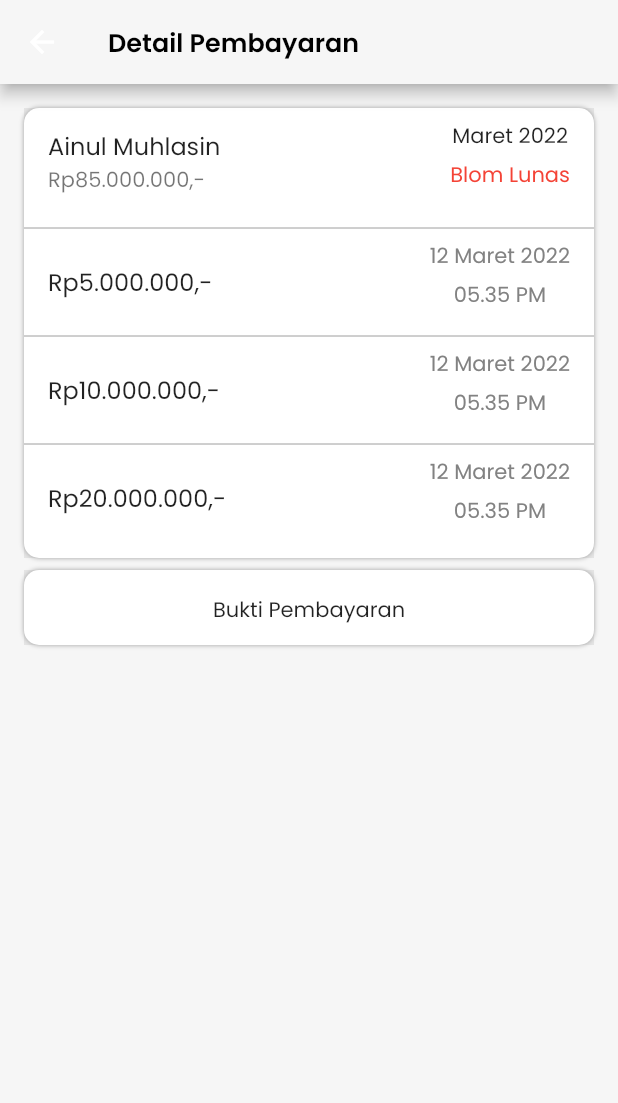
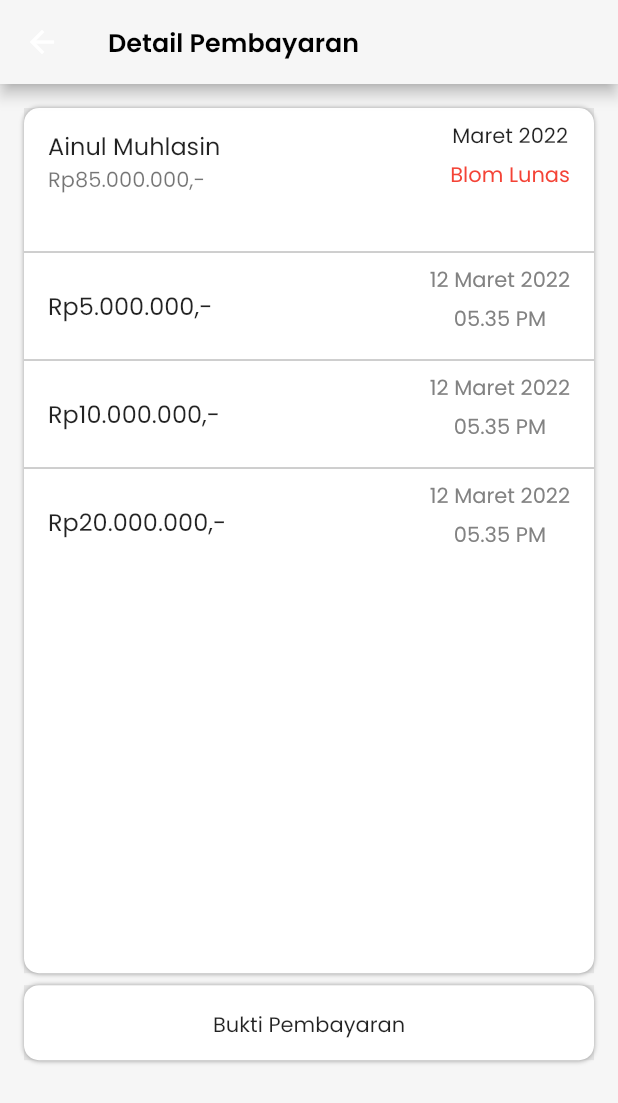
Before and after one commit to AinulM02/WORM, a Flutter app: the screen it shows after launch, item 3 of the bottom bar chosen, after a tap on "Maret 2022", on a phone screen of 412 x 824 dp. Shown: the top 1103 px of the screen. Run offline on Flutter 3.47's test engine with Material 2 defaults, Android fonts, the phone set to English and light mode, and no system bars; our stand-ins replace date_time_picker, getwidget; missing offline and left inert: slide_digital_clock.

Commit message:
layout-height

```diff
--- a/dart/lib/main.dart
+++ b/dart/lib/main.dart
@@ -1,6 +1,4 @@
 import 'package:flutter/material.dart';
-import 'package:worm/page/jadwalPage.dart';
-import 'package:worm/page/tambahJadwal.dart';
 import 'package:worm/widgets/navbar.dart';
 
 void main() {
--- a/dart/lib/page/detailPayment.dart
+++ b/dart/lib/page/detailPayment.dart
@@ -1,8 +1,7 @@
-import 'package:worm/page/payment.dart';
+// ignore_for_file: camel_case_types
+
 import 'package:flutter/material.dart';
-import 'package:worm/widgets/navbar.dart';
 
-// import 'package:flutter/src/widgets/container.dart';
 
 class detailPayment extends StatefulWidget {
   const detailPayment({Key? key}) : super(key: key);
@@ -26,15 +25,14 @@ class _detailPayment extends State<detailPayment> {
             fontWeight: FontWeight.w600,
           ),
         ),
-        backgroundColor: Color.fromRGBO(246, 246, 246, 1),
+        backgroundColor: const Color.fromRGBO(246, 246, 246, 1),
       ),
       body: ListView(children: <Widget>[
-        Padding(padding: const EdgeInsets.all(8)),
+        const Padding(padding: EdgeInsets.all(8)),
         Container(
-          margin: EdgeInsets.only(right: 16, left: 16, bottom: 8),
-          height: 300,
-          width: 400,
-          color: Color(0xFFe5e5e5),
+          margin: const EdgeInsets.only(right: 16, left: 16, bottom: 8),
+          height: MediaQuery.of(context).size.height * 0.7,
+          color: const Color(0xFFe5e5e5),
           child: Container(
             decoration: BoxDecoration(
               color: Colors.white,
@@ -50,8 +48,8 @@ class _detailPayment extends State<detailPayment> {
             child: ListView(
               children: [
                 ListTile(
-                  title: Text("Ainul Muhlasin"),
-                  subtitle: Text(
+                  title: const Text("Ainul Muhlasin"),
+                  subtitle: const Text(
                     "Rp85.000.000,-",
                     maxLines: 2,
                     overflow: TextOverflow.ellipsis,
@@ -60,7 +58,7 @@ class _detailPayment extends State<detailPayment> {
                     mainAxisSize: MainAxisSize.min,
                     children: <Widget>[
                       Column(
-                        children: [
+                        children: const [
                           Text("Maret 2022"),
                           SizedBox(
                             height: 5,
@@ -74,16 +72,17 @@ class _detailPayment extends State<detailPayment> {
                     ],
                   ),
                 ),
-                Divider(
+                const Padding(padding: EdgeInsets.all(8)),
+                const Divider(
                   color: Colors.grey,
                 ),
                 ListTile(
-                  title: Text("Rp5.000.000,-"),
+                  title: const Text("Rp5.000.000,-"),
                   trailing: Row(
                     mainAxisSize: MainAxisSize.min,
                     children: <Widget>[
                       Column(
-                        children: [
+                        children: const [
                           Text("12 Maret 2022",
                               style: TextStyle(color: Color(0xFF828282))),
                           SizedBox(
@@ -98,7 +97,7 @@ class _detailPayment extends State<detailPayment> {
                     ],
                   ),
                 ),
-                Divider(
+                const Divider(
                   color: Colors.grey,
                 ),
                 ListTile(
@@ -107,7 +106,7 @@ class _detailPayment extends State<detailPayment> {
                     mainAxisSize: MainAxisSize.min,
                     children: <Widget>[
                       Column(
-                        children: [
+                        children: const [
                           Text("12 Maret 2022",
                               style: TextStyle(color: Color(0xFF828282))),
                           SizedBox(
@@ -122,7 +121,7 @@ class _detailPayment extends State<detailPayment> {
                     ],
                   ),
                 ),
-                Divider(
+                const Divider(
                   color: Colors.grey,
                 ),
                 ListTile(
@@ -131,7 +130,7 @@ class _detailPayment extends State<detailPayment> {
                       mainAxisSize: MainAxisSize.min,
                       children: <Widget>[
                         Column(
-                          children: [
+                          children: const [
                             Text("12 Maret 2022",
                                 style: TextStyle(color: Color(0xFF828282))),
                             SizedBox(
@@ -151,10 +150,9 @@ class _detailPayment extends State<detailPayment> {
           ),
         ),
         Container(
-          margin: EdgeInsets.only(right: 16, left: 16),
+          margin: const EdgeInsets.only(right: 16, left: 16),
           height: 50,
-          width: 400,
-          color: Color(0xFFe5e5e5),
+          color: const Color(0xFFe5e5e5),
           child: Container(
               decoration: BoxDecoration(
                 color: Colors.white,
@@ -168,8 +166,8 @@ class _detailPayment extends State<detailPayment> {
                 ],
               ),
               child: Column(
-                children: [
-                  const SizedBox(
+                children: const [
+                  SizedBox(
                     height: 16,
                   ),
                   Text(
--- a/dart/lib/page/jadwalPage.dart
+++ b/dart/lib/page/jadwalPage.dart
@@ -1,3 +1,5 @@
+// ignore_for_file: camel_case_types
+
 import 'package:flutter/material.dart';
 import 'package:worm/page/tambahJadwal.dart';
 import 'package:getwidget/getwidget.dart';
@@ -18,7 +20,7 @@ class _jadwalPageState extends State<jadwalPage> {
         const Padding(padding: EdgeInsets.all(18.0)),
         Container(
           margin: const EdgeInsets.only(right: 16, left: 16),
-          height: 87,
+          height: MediaQuery.of(context).size.height * 0.10,
           decoration: BoxDecoration(
             color: Colors.white,
             borderRadius: BorderRadius.circular(10),
@@ -59,7 +61,7 @@ class _jadwalPageState extends State<jadwalPage> {
         const Padding(padding: EdgeInsets.only(top: 8)),
         Container(
           margin: const EdgeInsets.only(right: 16, left: 16),
-          height: 486,
+          height: MediaQuery.of(context).size.height * 0.732,
           decoration: BoxDecoration(
             color: Colors.white,
             borderRadius: BorderRadius.circular(10),
@@ -84,8 +86,8 @@ class _jadwalPageState extends State<jadwalPage> {
                 ),
               ),
               ListTile(
-                title: Text("Progres 1"),
-                subtitle: Text(
+                title: const Text("Progres 1"),
+                subtitle: const Text(
                   "Progres sudah selesai",
                 ),
                 trailing: Text("10.00 PM"),
--- a/dart/lib/page/myHomePage.dart
+++ b/dart/lib/page/myHomePage.dart
@@ -48,7 +48,7 @@ class _MyHomePageState extends State<MyHomePage> {
 
           Container(
             margin: const EdgeInsets.only(right: 16, left: 16),
-            height: 87,
+            height: MediaQuery.of(context).size.height * 0.10,
             decoration: BoxDecoration(
               color: Colors.white,
               borderRadius: BorderRadius.circular(10),
@@ -90,7 +90,7 @@ class _MyHomePageState extends State<MyHomePage> {
 
           Container(
             margin: const EdgeInsets.only(right: 16, left: 16),
-            height: 380,
+            height: MediaQuery.of(context).size.height * 0.60,
             decoration: BoxDecoration(
               color: Colors.white,
               borderRadius: BorderRadius.circular(10),
--- a/dart/lib/page/payment.dart
+++ b/dart/lib/page/payment.dart
@@ -24,22 +24,21 @@ class _payment extends State<payment> {
             fontWeight: FontWeight.w600,
           ),
         ),
-        backgroundColor: Color.fromRGBO(246, 246, 246, 1),
+        backgroundColor: const Color.fromRGBO(246, 246, 246, 1),
       ),
       body: Column(children: [
         const Padding(padding: EdgeInsets.all(8)),
         InkWell(
           child: Container(
             margin: const EdgeInsets.only(right: 16, left: 16, bottom: 8),
-            height: 220,
-            width: 400,
+            height: MediaQuery.of(context).size.height * 0.28,
             color: const Color(0xFFe5e5e5),
             child: Container(
               decoration: BoxDecoration(
                 color: Colors.white,
                 borderRadius: BorderRadius.circular(10),
-                boxShadow: [
-                  const BoxShadow(
+                boxShadow: const [
+                  BoxShadow(
                     color: Colors.grey,
                     blurRadius: 2,
                     offset: Offset(0, 0), // Shadow position
@@ -85,21 +84,20 @@ class _payment extends State<payment> {
           ),
           onTap: () =>
               Navigator.push(context, MaterialPageRoute(builder: (context) {
-            return detailPayment();
+            return const detailPayment();
           })),
         ),
         InkWell(
           child: Container(
             margin: const EdgeInsets.only(right: 16, left: 16, bottom: 8),
-            height: 220,
-            width: 400,
+            height: MediaQuery.of(context).size.height * 0.28,
             color: const Color(0xFFe5e5e5),
             child: Container(
               decoration: BoxDecoration(
                 color: Colors.white,
                 borderRadius: BorderRadius.circular(10),
-                boxShadow: [
-                  const BoxShadow(
+                boxShadow: const [
+                  BoxShadow(
                     color: Colors.grey,
                     blurRadius: 2,
                     offset: Offset(0, 0), // Shadow position
@@ -145,7 +143,7 @@ class _payment extends State<payment> {
           ),
           onTap: () =>
               Navigator.push(context, MaterialPageRoute(builder: (context) {
-            return detailPayment();
+            return const detailPayment();
           })),
         ),
       ]),
--- a/dart/lib/page/profile.dart
+++ b/dart/lib/page/profile.dart
@@ -1,3 +1,5 @@
+// ignore_for_file: camel_case_types
+
 import 'package:flutter/material.dart';
 
 class profile extends StatefulWidget {
@@ -81,8 +83,8 @@ class _profileState extends State<profile> {
             decoration: BoxDecoration(
               color: Colors.white,
               borderRadius: BorderRadius.circular(10),
-              boxShadow: [
-                const BoxShadow(
+              boxShadow: const [
+                BoxShadow(
                   color: Colors.grey,
                   blurRadius: 2,
                   offset: Offset(0, 0),
@@ -103,8 +105,8 @@ class _profileState extends State<profile> {
             decoration: BoxDecoration(
               color: Colors.white,
               borderRadius: BorderRadius.circular(10),
-              boxShadow: [
-                const BoxShadow(
+              boxShadow: const [
+                BoxShadow(
                   color: Colors.grey,
                   blurRadius: 2,
                   offset: Offset(0, 0),
--- a/dart/lib/page/tambahJadwal.dart
+++ b/dart/lib/page/tambahJadwal.dart
@@ -1,3 +1,5 @@
+// ignore_for_file: camel_case_types
+
 import 'package:flutter/material.dart';
 import 'package:date_time_picker/date_time_picker.dart';
 import 'package:worm/widgets/navbar.dart';
@@ -35,8 +37,8 @@ class _tambahJadwalState extends State<tambahJadwal> {
                             MaterialPageRoute(builder: (context) {
                           return const navbar();
                         })),
-                    icon: Icon(Icons.undo)),
-                Text(
+                    icon: const Icon(Icons.undo)),
+                const Text(
                   "Tambah Jadwal",
                   style: TextStyle(
                     color: Color.fromARGB(255, 24, 24, 24),
@@ -112,7 +114,7 @@ class _tambahJadwalState extends State<tambahJadwal> {
               children: [
                 IconButton(
                   onPressed: showTime,
-                  icon: new Icon(Icons.timer),
+                  icon: const Icon(Icons.timer),
                 ),
                 Text(time.format(context).toString()),
               ],
@@ -144,7 +146,7 @@ class _tambahJadwalState extends State<tambahJadwal> {
                     onPressed: () {
                       // Respond to button press
                     },
-                    child: Text(
+                    child: const Text(
                       'Save',
                       style: TextStyle(
                         color: Color.fromRGBO(254, 204, 118, 1),
```
